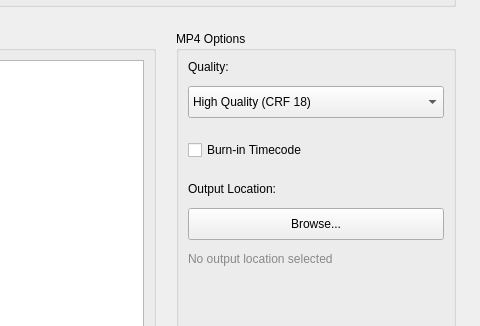
Before: the Qt Designer form resources/ui/tabs/mp4_maker.ui in cpt-cabbage/luma_tools, drawn with Qt 5; both pictures show x 920 to 1400 and y 132 to 458 of the 1400 by 850 pixel window.
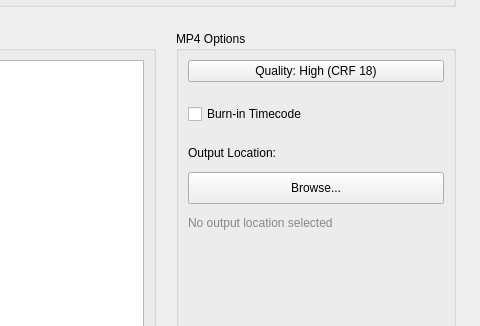
After: the same form once the commit is applied.

```diff
--- a/resources/ui/tabs/mp4_maker.ui
+++ b/resources/ui/tabs/mp4_maker.ui
@@ -233,38 +233,19 @@
          <number>12</number>
         </property>
         <item>
-         <widget class="QLabel" name="mp4QualityLabel">
+         <widget class="QPushButton" name="MP4QualityButton">
           <property name="text">
-           <string>Quality:</string>
+           <string>Quality: High (CRF 18)</string>
           </property>
-         </widget>
-        </item>
-        <item>
-         <widget class="QComboBox" name="MP4Quality">
           <property name="minimumSize">
            <size>
             <width>0</width>
-            <height>32</height>
+            <height>0</height>
            </size>
           </property>
           <property name="toolTip">
            <string>Select output quality (lower CRF = higher quality)</string>
           </property>
-          <item>
-           <property name="text">
-            <string>High Quality (CRF 18)</string>
-           </property>
-          </item>
-          <item>
-           <property name="text">
-            <string>Medium Quality (CRF 23)</string>
-           </property>
-          </item>
-          <item>
-           <property name="text">
-            <string>Low Quality (CRF 28)</string>
-           </property>
-          </item>
          </widget>
         </item>
         <item>
```
Left out of the diff: 2 changed lines with no effect on the pictures.
